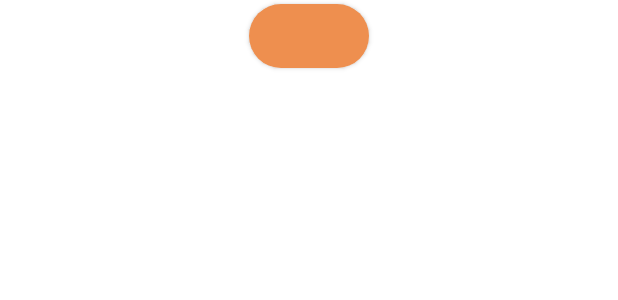
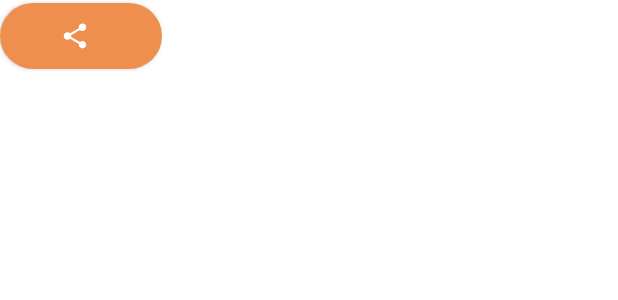
Before and after one commit to yugeshjain/Compressed-Image-Share, an Android app built with Jetpack Compose: the @Preview function ShareButtonPreview, on a phone screen of 412 x 824 dp. Shown: the top 300 px of the screen. Run offline under Robolectric (Android 15) with nearby library versions, the phone set to English and light mode, and no system bars; our stand-ins replace accompanist.

Commit message:
Share button Fixed

```diff
--- a/app/src/main/java/com/yugesh/compressedimageshare/ui/components/ShareButton.kt
+++ b/app/src/main/java/com/yugesh/compressedimageshare/ui/components/ShareButton.kt
@@ -2,19 +2,22 @@
 
 import androidx.compose.foundation.layout.Arrangement
 import androidx.compose.foundation.layout.Row
-import androidx.compose.foundation.layout.fillMaxWidth
 import androidx.compose.foundation.layout.padding
+import androidx.compose.foundation.layout.size
 import androidx.compose.foundation.layout.systemBarsPadding
 import androidx.compose.foundation.shape.CircleShape
 import androidx.compose.material.Button
 import androidx.compose.material.ButtonDefaults
+import androidx.compose.material.Icon
 import androidx.compose.material.Text
 import androidx.compose.runtime.Composable
 import androidx.compose.ui.Alignment
 import androidx.compose.ui.Modifier
+import androidx.compose.ui.res.painterResource
 import androidx.compose.ui.tooling.preview.Preview
 import androidx.compose.ui.unit.dp
 import androidx.compose.ui.unit.sp
+import com.yugesh.compressedimageshare.R
 import com.yugesh.compressedimageshare.ui.theme.CompressedImageSharingTheme
 
 @Composable
@@ -25,7 +28,6 @@
 ) {
     Row(
         modifier = Modifier
-            .fillMaxWidth()
             .systemBarsPadding()
             .padding(bottom = 12.dp),
         verticalAlignment = Alignment.CenterVertically,
@@ -37,14 +39,23 @@
             shape = CircleShape,
             onClick = onClick,
             content = {
+                Icon(
+                    painter = painterResource(id = R.drawable.ic_share),
+                    tint = CompressedImageSharingTheme.colors.textPrimary,
+                    contentDescription = "",
+                    modifier = Modifier
+                        .padding(end = 8.dp, start = 24.dp)
+                        .padding(vertical = 4.dp)
+                        .size(20.dp)
+                )
+
                 Text(
                     text = buttonText,
                     fontSize = 16.sp,
                     color = CompressedImageSharingTheme.colors.textPrimary,
-                    modifier = Modifier.padding(
-                        vertical = 4.dp,
-                        horizontal = 24.dp
-                    )
+                    modifier = Modifier
+                        .padding(vertical = 4.dp)
+                        .padding(end = 24.dp)
                 )
             }
         )
--- a/app/src/main/res/drawable/ic_share.xml
+++ b/app/src/main/res/drawable/ic_share.xml
@@ -1,5 +1,10 @@
-<vector android:height="24dp" android:tint="#FFFFFF"
-    android:viewportHeight="24" android:viewportWidth="24"
-    android:width="24dp" xmlns:android="http://schemas.android.com/apk/res/android">
-    <path android:fillColor="@android:color/white" android:pathData="M18,16.08c-0.76,0 -1.44,0.3 -1.96,0.77L8.91,12.7c0.05,-0.23 0.09,-0.46 0.09,-0.7s-0.04,-0.47 -0.09,-0.7l7.05,-4.11c0.54,0.5 1.25,0.81 2.04,0.81 1.66,0 3,-1.34 3,-3s-1.34,-3 -3,-3 -3,1.34 -3,3c0,0.24 0.04,0.47 0.09,0.7L8.04,9.81C7.5,9.31 6.79,9 6,9c-1.66,0 -3,1.34 -3,3s1.34,3 3,3c0.79,0 1.5,-0.31 2.04,-0.81l7.12,4.16c-0.05,0.21 -0.08,0.43 -0.08,0.65 0,1.61 1.31,2.92 2.92,2.92 1.61,0 2.92,-1.31 2.92,-2.92s-1.31,-2.92 -2.92,-2.92z"/>
+<vector xmlns:android="http://schemas.android.com/apk/res/android"
+    android:width="24dp"
+    android:height="24dp"
+    android:tint="#FFFFFF"
+    android:viewportWidth="24"
+    android:viewportHeight="24">
+    <path
+        android:fillColor="@android:color/white"
+        android:pathData="M18,16.08c-0.76,0 -1.44,0.3 -1.96,0.77L8.91,12.7c0.05,-0.23 0.09,-0.46 0.09,-0.7s-0.04,-0.47 -0.09,-0.7l7.05,-4.11c0.54,0.5 1.25,0.81 2.04,0.81 1.66,0 3,-1.34 3,-3s-1.34,-3 -3,-3 -3,1.34 -3,3c0,0.24 0.04,0.47 0.09,0.7L8.04,9.81C7.5,9.31 6.79,9 6,9c-1.66,0 -3,1.34 -3,3s1.34,3 3,3c0.79,0 1.5,-0.31 2.04,-0.81l7.12,4.16c-0.05,0.21 -0.08,0.43 -0.08,0.65 0,1.61 1.31,2.92 2.92,2.92 1.61,0 2.92,-1.31 2.92,-2.92s-1.31,-2.92 -2.92,-2.92z" />
 </vector>
```
Also changed, not shown: app/src/main/java/com/yugesh/compressedimageshare/ui/components/SelectedImagesGrid.kt (+9 -2 lines), app/src/main/java/com/yugesh/compressedimageshare/ui/screens/HomeScreen.kt (+34 -27 lines).
